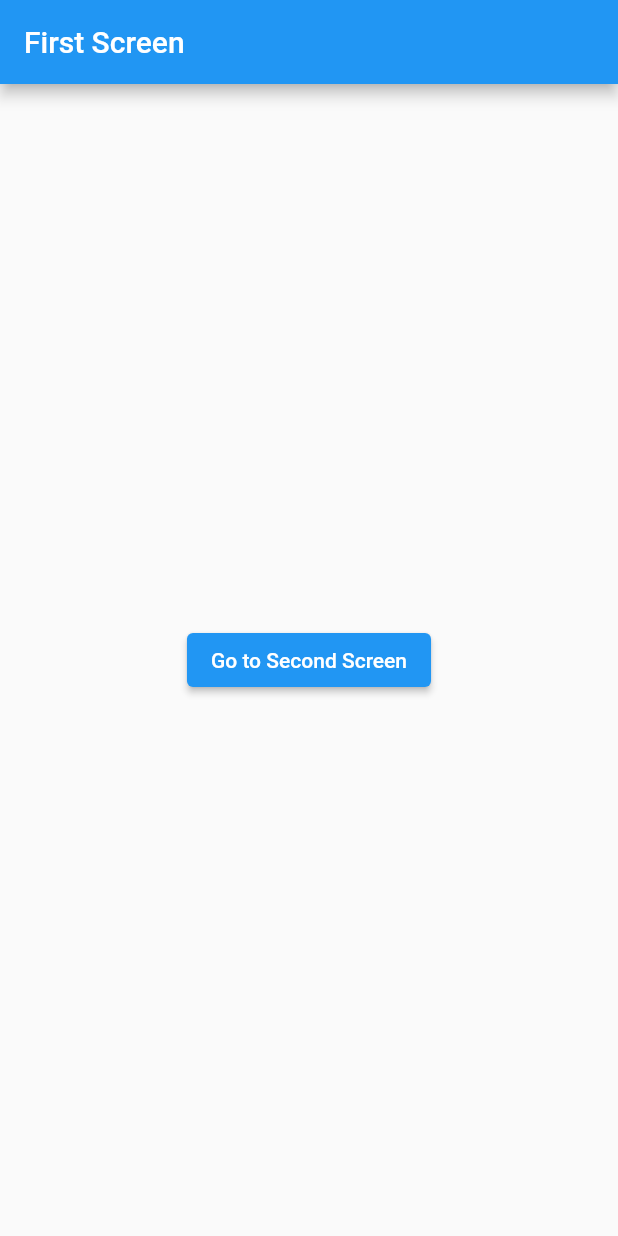
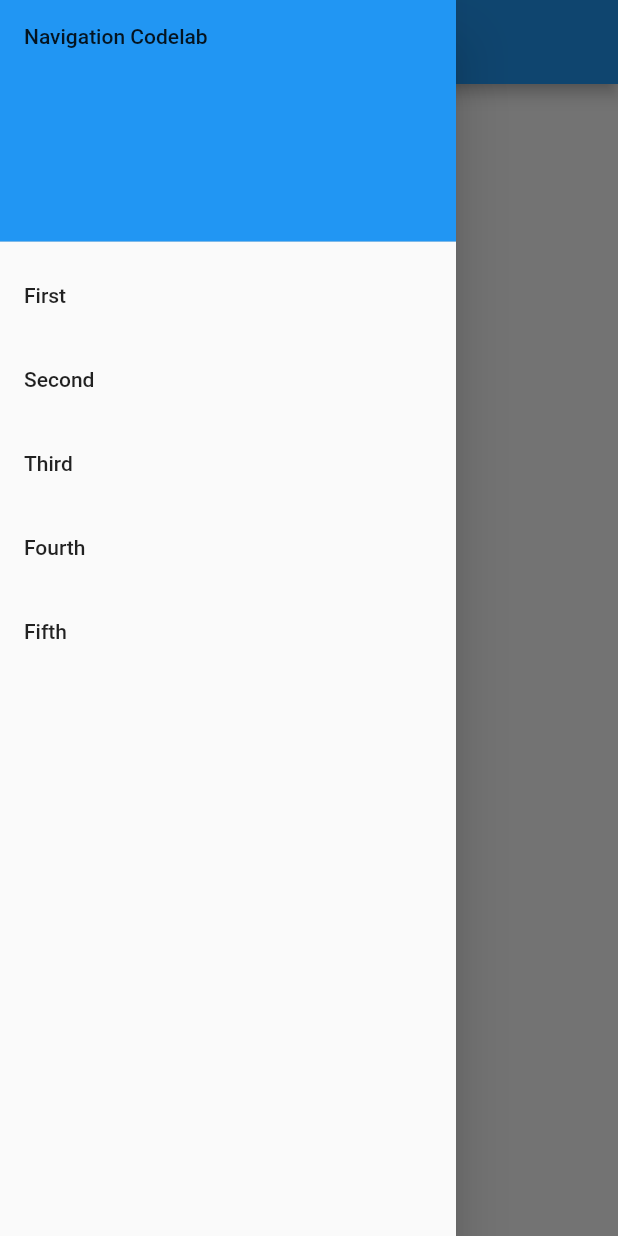
Before and after one commit to JohanJianta/navigation_codelab, a Flutter app: the screen it shows after launch, with the side drawer open (before the commit the screen has no drawer), on a phone screen of 412 x 824 dp. Run offline on Flutter 3.47's test engine with Material 2 defaults, Android fonts, the phone set to English and light mode, and no system bars.

Commit message:
tambah screen dan routes

```diff
--- a/lib/first_screen.dart
+++ b/lib/first_screen.dart
@@ -1,19 +1,61 @@
 import 'package:flutter/material.dart';
-import 'package:navigation_codelab/second_screen.dart';
 
 class FirstScreen extends StatelessWidget {
+  const FirstScreen({super.key});
+
   @override
   Widget build(BuildContext context) {
     return Scaffold(
-      appBar: AppBar(title: Text('First Screen')),
+      appBar: AppBar(title: const Text('First Screen')),
+      drawer: Drawer(
+        child: ListView(
+          children: [
+            const DrawerHeader(
+              decoration: BoxDecoration(
+                color: Colors.blue,
+              ),
+              child: Text("Navigation Codelab"),
+            ),
+            ListTile(
+              title: const Text('First'),
+              onTap: () {
+                Navigator.popAndPushNamed(context, "/");
+              },
+            ),
+            ListTile(
+              title: const Text('Second'),
+              onTap: () {
+                Navigator.pushNamed(context, "/second");
+              },
+            ),
+            ListTile(
+              title: const Text('Third'),
+              onTap: () {
+                Navigator.pushNamed(context, "/third");
+              },
+            ),
+            ListTile(
+              title: const Text('Fourth'),
+              onTap: () {
+                Navigator.pushNamed(context, "/fourth");
+              },
+            ),
+            ListTile(
+              title: const Text('Fifth'),
+              onTap: () {
+                Navigator.pushNamed(context, "/fifth");
+              },
+            ),
+          ],
+        ),
+      ),
       body: Center(
         child: ElevatedButton(
           onPressed: () {
             // Navigate to the second screen.
-            Navigator.push(context,
-                MaterialPageRoute(builder: (context) => SecondScreen()));
+            Navigator.pushNamed(context, "/second");
           },
-          child: Text('Go to Second Screen'),
+          child: const Text('Go to Second Screen'),
         ),
       ),
     );
--- /dev/null
+++ b/lib/fourth_screen.dart
@@ -0,0 +1,21 @@
+import 'package:flutter/material.dart';
+
+class FourthScreen extends StatelessWidget {
+  const FourthScreen({super.key});
+
+  @override
+  Widget build(BuildContext context) {
+    return Scaffold(
+      appBar: AppBar(title: const Text('Fourth Screen')),
+      body: Center(
+        child: ElevatedButton(
+          onPressed: () {
+            // Navigate to the fifth screen.
+            Navigator.pushNamed(context, "/fifth");
+          },
+          child: const Text('Go to Fifth Screen'),
+        ),
+      ),
+    );
+  }
+}
--- a/lib/main.dart
+++ b/lib/main.dart
@@ -1,5 +1,9 @@
 import 'package:flutter/material.dart';
 import 'first_screen.dart';
+import 'second_screen.dart';
+import 'third_screen.dart';
+import 'fourth_screen.dart';
+import 'fifth_screen.dart';
 
 void main() => runApp(MyApp());
 
@@ -11,7 +15,20 @@ class MyApp extends StatelessWidget {
       theme: ThemeData(
         primarySwatch: Colors.blue,
       ),
-      home: FirstScreen(), // Set the first screen as the home.
+      // set FirstScreen sebagai tampilan awal
+      initialRoute: '/',
+      routes: {
+        // When navigating to the "/" route, build the FirstScreen widget.
+        '/': (context) => const FirstScreen(),
+        // When navigating to the "/second" route, build the SecondScreen widget.
+        '/second': (context) => const SecondScreen(),
+        // When navigating to the "/third" route, build the SecondScreen widget.
+        '/third': (context) => const ThirdScreen(),
+        // When navigating to the "/fourth" route, build the SecondScreen widget.
+        '/fourth': (context) => const FourthScreen(),
+        // When navigating to the "/fifth" route, build the SecondScreen widget.
+        '/fifth': (context) => const FifthScreen(),
+      },
     );
   }
 }
--- a/lib/second_screen.dart
+++ b/lib/second_screen.dart
@@ -1,17 +1,19 @@
 import 'package:flutter/material.dart';
 
 class SecondScreen extends StatelessWidget {
+  const SecondScreen({super.key});
+
   @override
   Widget build(BuildContext context) {
     return Scaffold(
-      appBar: AppBar(title: Text('Second Screen')),
+      appBar: AppBar(title: const Text('Second Screen')),
       body: Center(
         child: ElevatedButton(
           onPressed: () {
-            // Return to the first screen.
-            Navigator.pop(context);
+            // Navigate to the third screen.
+            Navigator.popAndPushNamed(context, "/third");
           },
-          child: Text('Go Back to First Screen'),
+          child: const Text('Go to Third Screen'),
         ),
       ),
     );
--- /dev/null
+++ b/lib/third_screen.dart
@@ -0,0 +1,21 @@
+import 'package:flutter/material.dart';
+
+class ThirdScreen extends StatelessWidget {
+  const ThirdScreen({super.key});
+
+  @override
+  Widget build(BuildContext context) {
+    return Scaffold(
+      appBar: AppBar(title: const Text('Third Screen')),
+      body: Center(
+        child: ElevatedButton(
+          onPressed: () {
+            // Navigate to the fourth screen.
+            Navigator.pushNamed(context, "/fourth");
+          },
+          child: const Text('Go to Fourth Screen'),
+        ),
+      ),
+    );
+  }
+}
```
Also changed, not shown: lib/fifth_screen.dart (added, +22 -0 lines).
